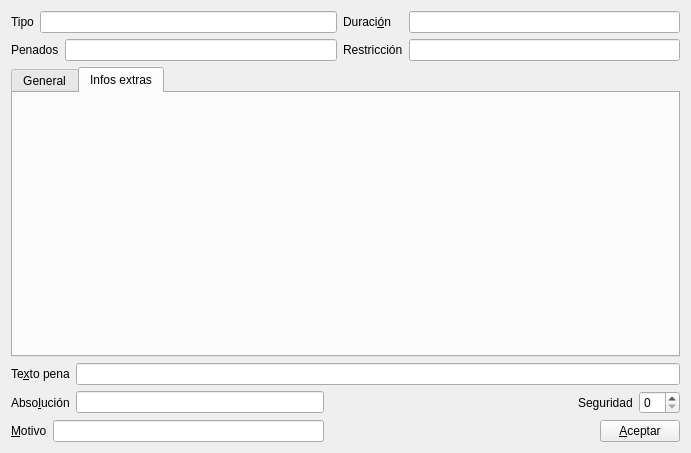
rogorido/qtpredicadores, file gui/dlgpenaentrada.ui: the form before one commit.
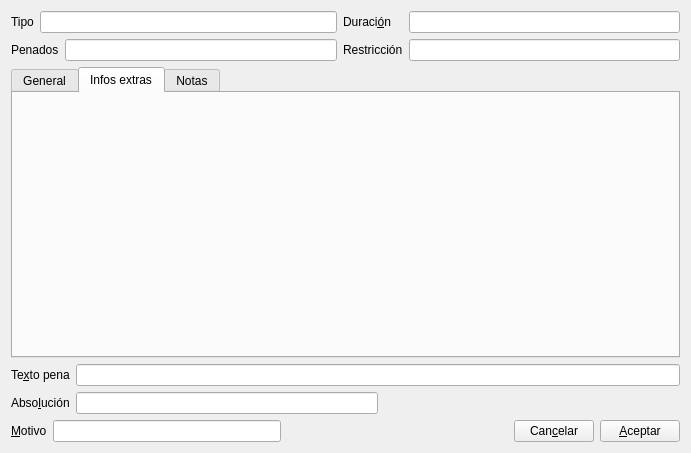
The form after the commit. The open tabs and pages were chosen to show the change. Custom widgets are drawn as their Qt base class.

Commit message: Añadida clase Notas a clase Penas

What changed in the file:
```diff
--- a/gui/dlgpenaentrada.ui
+++ b/gui/dlgpenaentrada.ui
@@ -157,16 +157,21 @@
       <attribute name="title">
        <string>Infos extras</string>
       </attribute>
-      <widget class="WidgetExtraInfos" name="widget" native="true">
-       <property name="geometry">
-        <rect>
-         <x>10</x>
-         <y>10</y>
-         <width>321</width>
-         <height>251</height>
-        </rect>
-       </property>
-      </widget>
+      <layout class="QHBoxLayout" name="horizontalLayout_6">
+       <item>
+        <widget class="WidgetExtraInfos" name="widget" native="true"/>
+       </item>
+      </layout>
+     </widget>
+     <widget class="QWidget" name="tab_3">
+      <attribute name="title">
+       <string>Notas</string>
+      </attribute>
+      <layout class="QHBoxLayout" name="horizontalLayout_7">
+       <item>
+        <widget class="WidgetNotas" name="wdNotas" native="true"/>
+       </item>
+      </layout>
      </widget>
     </widget>
    </item>
@@ -219,19 +224,6 @@
        </property>
       </spacer>
      </item>
-     <item>
-      <widget class="QLabel" name="label_8">
-       <property name="text">
-        <string>Seguridad</string>
-       </property>
-       <property name="buddy">
-        <cstring>spSeguridad</cstring>
-       </property>
-      </widget>
-     </item>
-     <item>
-      <widget class="QSpinBox" name="spSeguridad"/>
-     </item>
     </layout>
    </item>
    <item>
@@ -262,6 +254,13 @@
        </property>
       </spacer>
      </item>
+     <item>
+      <widget class="QPushButton" name="btCancelar">
+       <property name="text">
+        <string>Can&amp;celar</string>
+       </property>
+      </widget>
+     </item>
      <item>
       <widget class="QPushButton" name="btOK">
        <property name="focusPolicy">
@@ -283,6 +282,12 @@
    <header>widgets/widgetextrainfos.h</header>
    <container>1</container>
   </customwidget>
+  <customwidget>
+   <class>WidgetNotas</class>
+   <extends>QWidget</extends>
+   <header>widgets/widgetnotas.h</header>
+   <container>1</container>
+  </customwidget>
  </customwidgets>
  <tabstops>
   <tabstop>txtTipos</tabstop>
```
Left out of the diff: 1 changed line with no effect on the pictures. The commit also changes 4 other files.
